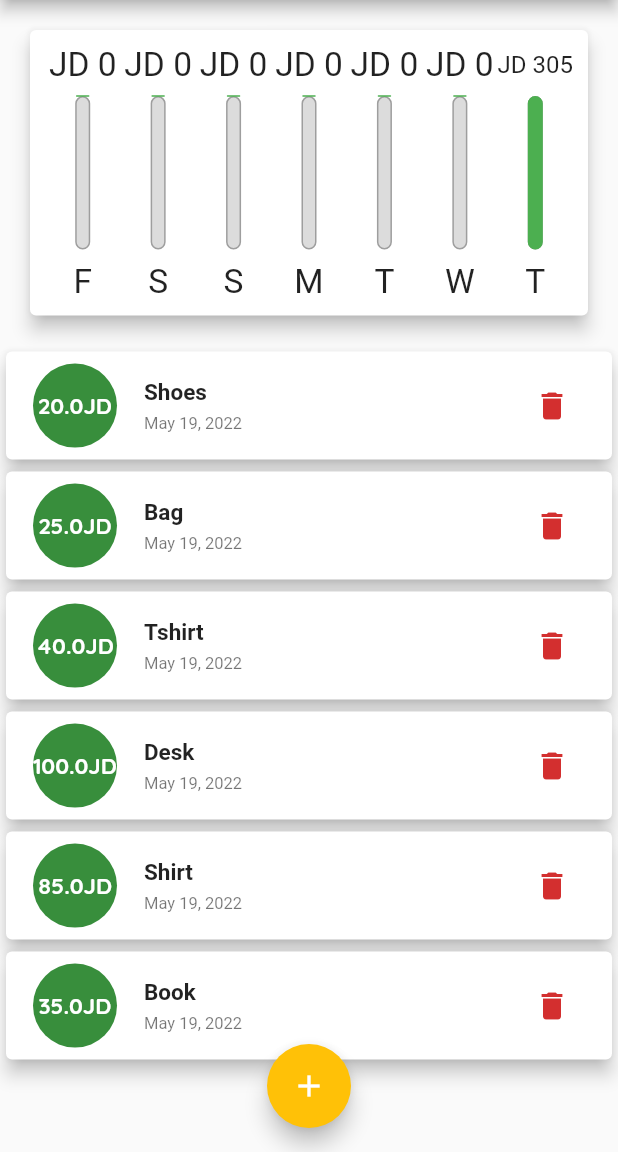
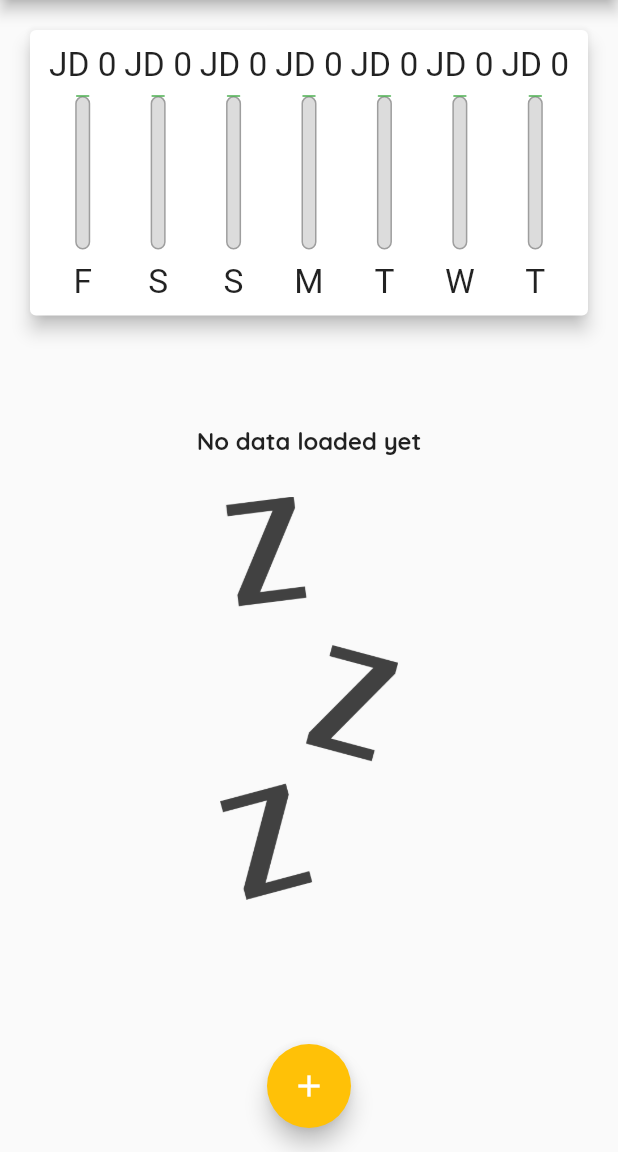
Before and after one commit to khsh90/Flutter-Projects, a Flutter app: the screen it shows after launch, on a phone screen of 412 x 824 dp, the part 84-1236 px from its top. Run offline on Flutter 3.47's test engine with Material 2 defaults, Android fonts, the phone set to English and light mode, and no system bars; our stand-ins replace date_time_picker.

Commit message:
finis app be max

```diff
--- a/expenseAppBrMax/expenseappbymax/lib/main.dart
+++ b/expenseAppBrMax/expenseappbymax/lib/main.dart
@@ -3,6 +3,7 @@ import 'package:expenseappbymax/widgets/chart.dart';
 import 'package:expenseappbymax/widgets/newTransaction.dart';
 import 'package:expenseappbymax/widgets/transactionList.dart';
 import 'package:flutter/cupertino.dart';
+import 'package:flutter/foundation.dart';
 
 import 'package:flutter/material.dart';
 import 'package:flutter/services.dart';
@@ -47,15 +48,34 @@ class ExpenseApp extends StatefulWidget {
   State<ExpenseApp> createState() => _ExpenseAppState();
 }
 
-class _ExpenseAppState extends State<ExpenseApp> {
+class _ExpenseAppState extends State<ExpenseApp> with WidgetsBindingObserver {
+  //the WidgetsBindingObserver used in order to get the status of app like pause ,resume ...
   final List<Transaction> transactions = [
-    Transaction(id: 't1', title: 'Shoes', amount: 20, date: DateTime.now()),
-    Transaction(id: 't2', title: 'Bag', amount: 25, date: DateTime.now()),
-    Transaction(id: 't3', title: 'Tshirt', amount: 40, date: DateTime.now()),
-    Transaction(id: 't4', title: 'Desk', amount: 100, date: DateTime.now()),
-    Transaction(id: 't5', title: 'Shirt', amount: 85, date: DateTime.now()),
-    Transaction(id: 't6', title: 'Book', amount: 35, date: DateTime.now()),
+    // Transaction(id: 't1', title: 'Shoes', amount: 20, date: DateTime.now()),
+    // Transaction(id: 't2', title: 'Bag', amount: 25, date: DateTime.now()),
+    // Transaction(id: 't3', title: 'Tshirt', amount: 40, date: DateTime.now()),
+    // Transaction(id: 't4', title: 'Desk', amount: 100, date: DateTime.now()),
+    // Transaction(id: 't5', title: 'Shirt', amount: 85, date: DateTime.now()),
+    // Transaction(id: 't6', title: 'Book', amount: 35, date: DateTime.now()),
   ];
+
+  @override
+  void initState() {
+    WidgetsBinding.instance.addObserver(this);
+    super.initState();
+  }
+
+  @override
+  void didChangeAppLifecycleState(AppLifecycleState state) {
+    print(state);
+    super.didChangeAppLifecycleState(state);
+  }
+
+  @override
+  void dispose() {
+    WidgetsBinding.instance.removeObserver(this);
+    super.dispose();
+  }
 
   void addNewTX(String Newtitle, double Newamount, DateTime choosenDate) {
     final newTX = Transaction(
--- a/expenseAppBrMax/expenseappbymax/lib/widgets/chart.dart
+++ b/expenseAppBrMax/expenseappbymax/lib/widgets/chart.dart
@@ -22,8 +22,8 @@ class Chart extends StatelessWidget {
           totalAmount += recentTransactions[i].amount;
         }
       }
-      print(DateFormat.E().format(workday));
-      print(totalAmount);
+      //   print(DateFormat.E().format(workday));
+      // print(totalAmount);
       return {
         'day': DateFormat.E().format(workday).toString().substring(0, 1),
         'amount': totalAmount
@@ -40,7 +40,7 @@ class Chart extends StatelessWidget {
 
   @override
   Widget build(BuildContext contex) {
-    print(dashboardTransactions);
+    //   print(dashboardTransactions);
     return Card(
       elevation: 5,
       margin: const EdgeInsets.all(20),
--- a/expenseAppBrMax/expenseappbymax/lib/widgets/transactionList.dart
+++ b/expenseAppBrMax/expenseappbymax/lib/widgets/transactionList.dart
@@ -37,10 +37,14 @@ class TransactionsList extends StatelessWidget {
               ),
             )
           : ListView.builder(
+            //here we used key becaue color will be change so make the key based on id
               itemCount: transactions.length,
               itemBuilder: (ctx, tx) {
                 return Transactionitem(
-                    transaction: transactions[tx], removeTX: removeTX);
+                  transaction: transactions[tx],
+                  removeTX: removeTX,
+                  key: ValueKey(transactions[tx].id),
+                );
               },
             ),
     );
--- a/expenseAppBrMax/expenseappbymax/lib/widgets/transactionitem.dart
+++ b/expenseAppBrMax/expenseappbymax/lib/widgets/transactionitem.dart
@@ -1,8 +1,10 @@
+import 'dart:math';
+
 import 'package:flutter/material.dart';
 import '../models/transaction.dart';
 import 'package:intl/intl.dart';
 
-class Transactionitem extends StatelessWidget {
+class Transactionitem extends StatefulWidget {
   const Transactionitem({
     Key? key,
     required this.transaction,
@@ -13,39 +15,53 @@ class Transactionitem extends StatelessWidget {
   final Function removeTX;
 
   @override
+  State<Transactionitem> createState() => _TransactionitemState();
+}
+
+class _TransactionitemState extends State<Transactionitem> {
+  var colors = [Colors.yellow, Colors.purple, Colors.blue, Colors.black];
+  var _bgColor;
+  @override
+  void initState() {
+    print('initState');
+    _bgColor = colors[Random().nextInt(3)];
+
+    super.initState();
+  }
+
+  @override
   Widget build(BuildContext context) {
     return Card(
       elevation: 5,
       child: ListTile(
         leading: CircleAvatar(
+          backgroundColor: _bgColor,
           radius: 30,
           child: FittedBox(
             child: Text(
-              '${transaction.amount.toString()}JD',
-              style: const TextStyle(
-                  fontSize: 15, fontWeight: FontWeight.bold),
+              '${widget.transaction.amount.toString()}JD',
+              style: const TextStyle(fontSize: 15, fontWeight: FontWeight.bold),
             ),
           ),
         ),
         title: Text(
-         transaction.title,
-          style: const TextStyle(
-              fontWeight: FontWeight.bold, fontSize: 15),
+          widget.transaction.title,
+          style: const TextStyle(fontWeight: FontWeight.bold, fontSize: 15),
         ),
         subtitle: Text(
-          DateFormat.yMMMd().format(transaction.date),
+          DateFormat.yMMMd().format(widget.transaction.date),
           style: const TextStyle(fontSize: 11),
         ),
         trailing: MediaQuery.of(context).size.width > 450
             ? TextButton.icon(
-                onPressed: () => removeTX(transaction.id),
+                onPressed: () => widget.removeTX(widget.transaction.id),
                 icon: const Icon(Icons.delete),
                 label: const Text('Delete'),
-                style: TextButton.styleFrom(
-                    primary: Theme.of(context).errorColor))
+                style:
+                    TextButton.styleFrom(primary: Theme.of(context).errorColor))
             : IconButton(
                 icon: const Icon(Icons.delete),
-                onPressed: () => removeTX(transaction.id),
+                onPressed: () => widget.removeTX(widget.transaction.id),
                 color: Theme.of(context).errorColor,
               ),
       ),
```
Also changed, not shown: expenseAppBrMax/expenseappbymax/pubspec.lock, 1 other file.
